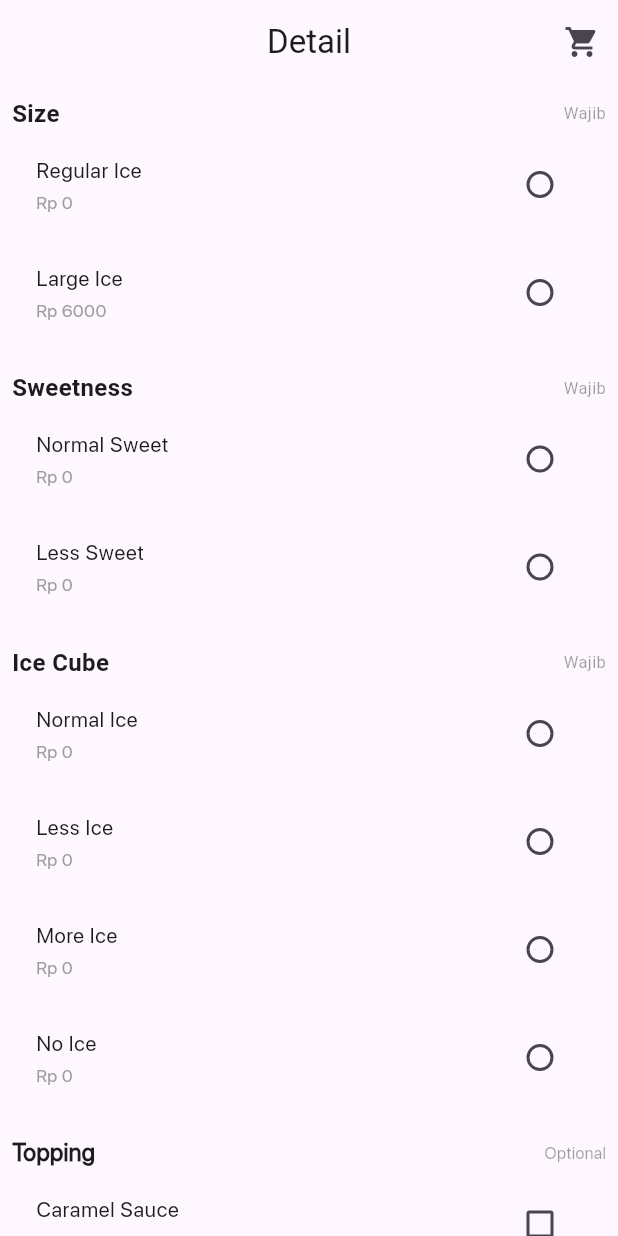
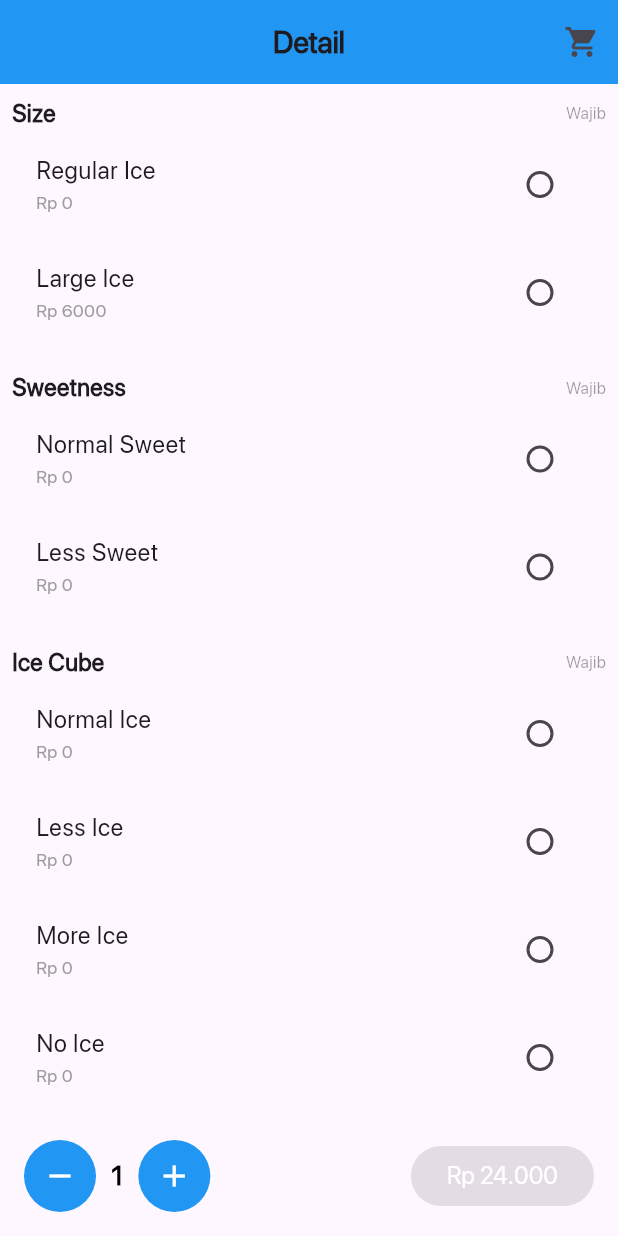
Before and after one commit to sabrinaananta/poss_ap, a Flutter app: the screen it shows after launch, on a phone screen of 412 x 824 dp. Run offline on Flutter 3.47's test engine with Material 3 defaults, Android fonts, the light colour scheme and no system bars; our stand-ins replace sqflite; accounts and stored records are empty.

Commit message:
second commit

```diff
--- a/analysis_options.yaml
+++ b/analysis_options.yaml
@@ -7,6 +7,9 @@
 
 # The following line activates a set of recommended lints for Flutter apps,
 # packages, and plugins designed to encourage good coding practices.
+analyzer:
+  errors:
+    prefer_const_constructors: ignore ignore
 include: package:flutter_lints/flutter.yaml
 
 linter:
--- a/lib/pages/detailpage.dart
+++ b/lib/pages/detailpage.dart
@@ -1,5 +1,6 @@
 import 'package:flutter/material.dart';
-import 'package:posproject/LocalDb.dart'; // Import the LocalDb file
+import 'package:posproject/LocalDb.dart';
+import 'package:posproject/pages/CartPage.dart';
 
 class DetailPage extends StatefulWidget {
   @override
@@ -10,11 +11,14 @@ class _DetailPageState extends State<DetailPage> {
   final LocalDatabase _localDatabase = LocalDatabase();
   late Future<List<Map<String, dynamic>>> _orderDetails;
 
-  // Variables to hold the selected values
+  // Variabel untuk pilihan opsi
   String? _selectedSize;
   String? _selectedSweetness;
   String? _selectedIceCube;
   List<String> _selectedToppings = [];
+
+  // Variabel quantity
+  int _quantity = 1;
 
   @override
   void initState() {
@@ -22,22 +26,37 @@ class _DetailPageState extends State<DetailPage> {
     _orderDetails = _localDatabase.fetchOrderDetails();
   }
 
+  // Fungsi untuk memeriksa apakah semua opsi wajib sudah dipilih
+  bool _areMandatoryOptionsSelected() {
+    return _selectedSize != null && _selectedSweetness != null && _selectedIceCube != null;
+  }
+
   @override
   Widget build(BuildContext context) {
     return Scaffold(
       appBar: AppBar(
-  title: Text('Detail'),
+        title: Text(
+          'Detail',
+          style: TextStyle(
+            fontFamily: 'Poppins',
+            fontSize: 20,
+            fontWeight: FontWeight.bold,
+          ),
+        ),
         centerTitle: true,
+        backgroundColor: Colors.blue, // Mengatur background menjadi biru
         actions: [
           IconButton(
             icon: Icon(Icons.shopping_cart),
             onPressed: () {
-
+              Navigator.push(
+                context,
+                MaterialPageRoute(builder: (context) => CartPage()),
+              );
             },
           ),
         ],
       ),
-
       body: FutureBuilder<List<Map<String, dynamic>>>(
         future: _orderDetails,
         builder: (context, snapshot) {
@@ -55,20 +74,23 @@ class _DetailPageState extends State<DetailPage> {
 
           final orderDetails = snapshot.data!;
 
-          // Urutan prioritas kategori
+          // Urutan penempatan kategori
           final priorityOrder = ['Size', 'Sweetness', 'Ice Cube', 'Topping'];
 
-          // Sort kategori berdasarkan urutan prioritas
+          // Tampilannya sesuai priority ordernya
           orderDetails.sort((a, b) {
             final aIndex = priorityOrder.indexOf(a['category']);
             final bIndex = priorityOrder.indexOf(b['category']);
             return aIndex.compareTo(bIndex);
           });
 
-          // Group categories by name to avoid repeating
+          // Dikelompokkan untuk menghindari perulangan banyak
           final groupedCategories = groupCategories(orderDetails);
 
-          return ListView.builder(
+          return Column(
+            children: [
+              Expanded(
+                child: ListView.builder(
                   itemCount: groupedCategories.length,
                   itemBuilder: (context, index) {
                     final category = groupedCategories[index];
@@ -76,12 +98,100 @@ class _DetailPageState extends State<DetailPage> {
                     final choices = category['choices'];
                     final isMandatory = category['mandatory'] ?? false;
 
-              // Label "Wajib" atau "Optional"
+                    // Label untuk wajib dan opsionalnya
                     String label = isMandatory ? "Wajib" : "Optional";
 
-              // Gunakan fungsi buildCategory untuk menghindari pengulangan
+                    // Fungsi buildCategory untuk menghindari perulangan
                     return _buildCategory(categoryName, choices, label);
                   },
+                ),
+              ),
+              Container(
+                padding: EdgeInsets.all(16),
+                decoration: BoxDecoration(
+                  borderRadius: BorderRadius.only(
+                    topLeft: Radius.circular(16),
+                    topRight: Radius.circular(16),
+                  ),
+                ),
+                child: Row(
+                  mainAxisAlignment: MainAxisAlignment.spaceBetween,
+                  children: [
+                    // Quantity section
+                    Row(
+                      children: [
+                        Container(
+                          decoration: BoxDecoration(
+                            color: Colors.blue,
+                            shape: BoxShape.circle,
+                          ),
+                          child: IconButton(
+                            icon: Icon(Icons.remove, color: Colors.white),
+                            onPressed: () {
+                              setState(() {
+                                if (_quantity > 1) {
+                                  _quantity--;
+                                }
+                              });
+                            },
+                          ),
+                        ),
+                        SizedBox(width: 10),
+                        Text(
+                          '$_quantity',
+                          style: TextStyle(
+                            color: Colors.black,
+                            fontSize: 18,
+                            fontWeight: FontWeight.bold,
+                            fontFamily: 'Poppins',
+                          ),
+                        ),
+                        SizedBox(width: 10),
+                        // Tombol +
+                        Container(
+                          decoration: BoxDecoration(
+                            color: Colors.blue,
+                            shape: BoxShape.circle,
+                          ),
+                          child: IconButton(
+                            icon: Icon(Icons.add, color: Colors.white),
+                            onPressed: () {
+                              setState(() {
+                                _quantity++;
+                              });
+                            },
+                          ),
+                        ),
+                      ],
+                    ),
+                    // Tombol harga dengan warna yang berubah berdasarkan status pilihan
+                    ElevatedButton(
+                      style: ElevatedButton.styleFrom(
+                        backgroundColor: _areMandatoryOptionsSelected()
+                            ? Colors.blue
+                            : Colors.grey, // Ganti warna tombol berdasarkan status
+                        shape: RoundedRectangleBorder(
+                          borderRadius: BorderRadius.circular(30),
+                        ),
+                      ),
+                      onPressed: _areMandatoryOptionsSelected()
+                          ? () {
+                              // Penempatan fungsi totalnya nanti
+                            }
+                          : null, // Tombol tidak bisa ditekan jika belum lengkap
+                      child: Text(
+                        'Rp 24.000', // Contoh harga
+                        style: TextStyle(
+                          color: Colors.white,
+                          fontSize: 16,
+                          fontFamily: 'Poppins',
+                        ),
+                      ),
+                    ),
+                  ],
+                ),
+              ),
+            ],
           );
         },
       ),
@@ -105,7 +215,7 @@ class _DetailPageState extends State<DetailPage> {
     return groupedCategories;
   }
 
-  // Fungsi untuk membangun kategori radio dan checkbox
+  // Fungsi untuk membangun kategori dengan radio dan checkbox
   Widget _buildCategory(String categoryName, List choices, String label) {
     bool isRadioCategory = categoryName == "Size" ||
         categoryName == "Sweetness" ||
@@ -117,10 +227,10 @@ class _DetailPageState extends State<DetailPage> {
       return _buildCheckboxCategory(categoryName, choices, label);
     }
 
-    return Container(); // Return empty container if not a valid category
+    return Container(); // Return jika tidak sesuai
   }
 
-  // Fungsi untuk membangun kategori radio
+  // Fungsi untuk membangun kategori size, sweetness, icecube
   Widget _buildRadioCategory(String categoryName, List choices, String label) {
     String? selectedValue;
 
@@ -130,13 +240,6 @@ class _DetailPageState extends State<DetailPage> {
       selectedValue = _selectedSweetness;
     } else if (categoryName == "Ice Cube") {
       selectedValue = _selectedIceCube;
-  }
-
-  // Hanya tampilkan label "Wajib" sekali untuk kategori yang sesuai
-  if (categoryName == "Size" || categoryName == "Sweetness" || categoryName == "Ice Cube") {
-    label = "Wajib";
-  } else {
-    label = "Optional";
     }
 
     return Padding(
@@ -149,33 +252,24 @@ class _DetailPageState extends State<DetailPage> {
             children: [
               Text(
                 "$categoryName",
-              style: TextStyle(fontSize: 16, fontWeight: FontWeight.bold),
+                style: TextStyle(fontSize: 16, fontWeight: FontWeight.bold, fontFamily: 'Poppins'),
               ),
                Text(
-              label, // Menampilkan label sesuai kategori
-              style: TextStyle(fontSize: 11, color: Colors.black38),
+      label == "Optional" ? "Wajib" : label,
+      style: TextStyle(fontSize: 11, color: Colors.black38, fontFamily: 'Poppins'),
     ),
             ],
           ),
           Column(
             children: choices.map<Widget>((choice) {
               return RadioListTile<String>(
-              title: Text(choice['name'],
-              style: TextStyle(
+                title: Text(choice['name'], style: TextStyle(fontFamily: 'Poppins')),
+                subtitle: choice['additional_price'] != null
+                    ? Text('Rp ${choice['additional_price']}', style: TextStyle(
+                          fontSize: 12,
+                          color: Colors.grey,
                           fontFamily: 'Poppins',
-      fontSize: 14,
-      fontWeight: FontWeight.w500,
-    ),
-    ),
-              subtitle: choice['additional_price'] != null
-                  ? Text('Rp ${choice['additional_price']}',
-                  style: TextStyle(
-                    fontFamily: 'Poppins',
-                    fontSize: 12,
-                    fontWeight: FontWeight.w400,
-                    color: Colors.grey,
-                  ),
-          )
+                    ))
                     : null,
                 value: choice['name'],
                 groupValue: selectedValue,
@@ -199,8 +293,7 @@ class _DetailPageState extends State<DetailPage> {
     );
   }
 
-
-  // Fungsi untuk membangun kategori checkbox
+  // Fungsi untuk kategori topping dengan checkbox
   Widget _buildCheckboxCategory(String categoryName, List choices, String label) {
     return Padding(
       padding: const EdgeInsets.all(8.0),
@@ -212,47 +305,29 @@ class _DetailPageState extends State<DetailPage> {
             children: [
               Text(
                 "$categoryName",
-    style: TextStyle(
-      fontSize: 16,
-      fontWeight: FontWeight.bold,
-      fontFamily: 'Poppins',
-    ),
+                style: TextStyle(fontSize: 16, fontWeight: FontWeight.bold, fontFamily: 'Poppins'),
               ),
               Text(
                 label,
-    style: TextStyle(
-      fontSize: 11,
-      color: Colors.black38,
-      fontFamily: 'Poppins',
-      fontWeight: FontWeight.w500,
-    ),
+                style: TextStyle(fontSize: 11, color: Colors.black38, fontFamily: 'Poppins'),
               ),
             ],
-
           ),
           Column(
             children: choices.map<Widget>((choice) {
               return CheckboxListTile(
-                title: Text(choice['name'],
-                style: TextStyle(
+                title: Text(choice['name'], style: TextStyle(fontFamily: 'Poppins')),
+                subtitle: choice['additional_price'] != null
+                    ? Text('Rp ${choice['additional_price']}', style: TextStyle(
+                          fontSize: 12,
+                          color: Colors.grey,
                           fontFamily: 'Poppins',
-      fontSize: 14,
-      fontWeight: FontWeight.w500,
-    ),),
-                subtitle: choice['additional_price'] != null
-                    ? Text('Rp ${choice['additional_price']}',
-                    style: TextStyle(
-                    fontFamily: 'Poppins',
-                    fontSize: 12,
-                    fontWeight: FontWeight.w400,
-                    color: Colors.grey,
-                  ),)
+                    ))
                     : null,
                 value: _selectedToppings.contains(choice['name']),
-                controlAffinity: ListTileControlAffinity.trailing,
-                onChanged: (bool? value) {
+                onChanged: (bool? selected) {
                   setState(() {
-                    if (value == true) {
+                    if (selected == true) {
                       _selectedToppings.add(choice['name']);
                     } else {
                       _selectedToppings.remove(choice['name']);
```
Also changed, not shown: lib/LocalDb.dart (+33 -0 lines), lib/pages/CartPage.dart (added, +353 -0 lines). Lines whose indentation alone changed are shown as unchanged.
